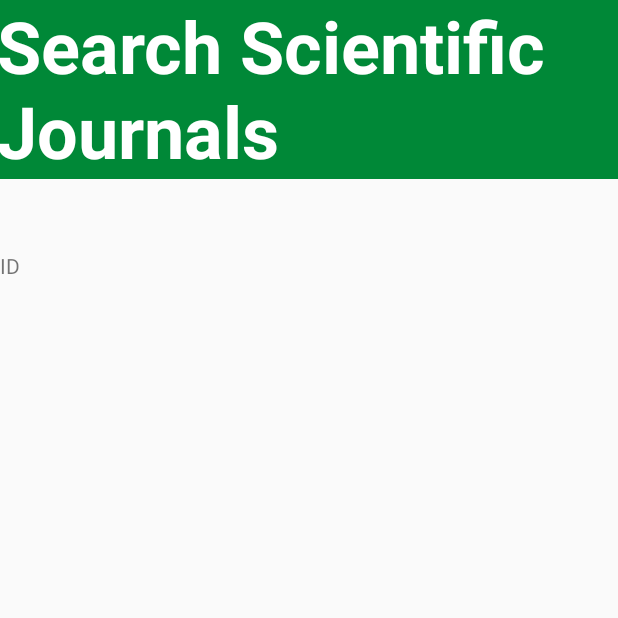
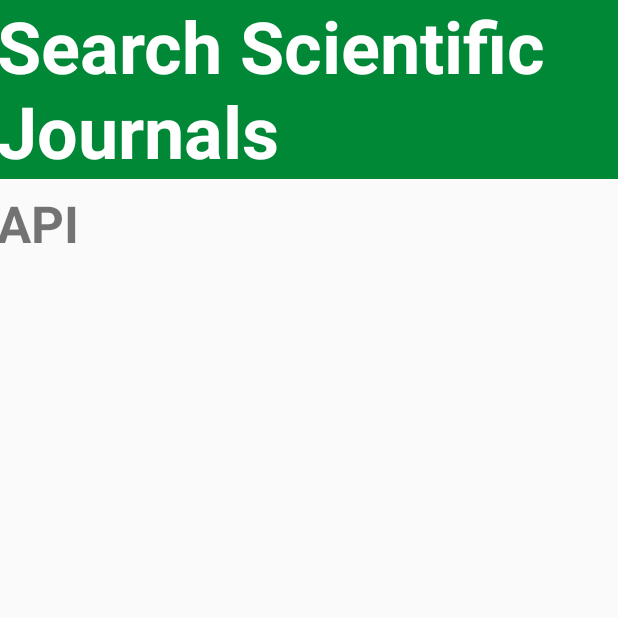
Before and after one commit to Faroukmn97/App_semana3, an Android app: the MainPage screen opened directly, with no data from a screen before it, on a phone screen of 412 x 824 dp, the top half of it. Run offline under Robolectric (Android 15) with nearby library versions, the phone set to English and light mode, and no system bars; network calls fail; 2 statements that could not run were skipped.

Commit message:
Nuevas modificaciones
Modificación visual de las page

```diff
--- a/app/src/main/java/com/example/fristapp/MainPage.java
+++ b/app/src/main/java/com/example/fristapp/MainPage.java
@@ -14,11 +14,13 @@ public class MainPage extends AppCompatActivity {
 
 
         //Localizar los controles
+        TextView txtApi = (TextView)findViewById(R.id.txtApi);
         TextView txtSaludo = (TextView)findViewById(R.id.lblSaludo);
         //Recuperamos la información pasada en el intent
         Bundle bundle = this.getIntent().getExtras();
 
+        txtApi.setText(bundle.getString("Api"));
         //Construimos el mensaje a mostrar
-         txtSaludo.setText(bundle.getString("NOMBRE"));
+         txtSaludo.setText(bundle.getString("Info"));
     }
 }
--- a/app/src/main/res/layout/activity_main_page.xml
+++ b/app/src/main/res/layout/activity_main_page.xml
@@ -26,11 +26,11 @@
 
     <ScrollView
         android:layout_width="match_parent"
-        android:layout_height="612dp"
+        android:layout_height="551dp"
         android:layout_alignParentStart="true"
         android:layout_alignParentTop="true"
         android:layout_marginStart="0dp"
-        android:layout_marginTop="119dp">
+        android:layout_marginTop="180dp">
 
         <LinearLayout
             android:layout_width="match_parent"
@@ -43,8 +43,22 @@
                 android:layout_height="match_parent"
                 android:layout_marginStart="0dp"
                 android:layout_marginTop="48dp"
-                android:text="@string/lbl_Nombre"
                 android:textAlignment="textStart" />
+
         </LinearLayout>
     </ScrollView>
+
+    <TextView
+        android:id="@+id/txtApi"
+        android:layout_width="wrap_content"
+        android:layout_height="57dp"
+        android:layout_alignParentStart="true"
+        android:layout_alignParentEnd="true"
+        android:layout_marginStart="-2dp"
+        android:layout_marginTop="126dp"
+        android:layout_marginEnd="2dp"
+        android:text="API"
+        android:textSize="34sp"
+        android:textStyle="bold" />
+
 </RelativeLayout>
--- a/app/src/main/res/values/strings.xml
+++ b/app/src/main/res/values/strings.xml
@@ -2,5 +2,5 @@
     <string name="app_name">FristApp</string>
     <string name="btn_enviar1">Send RETROFIT</string>
     <string name="btn_enviar2">Send VOLLER</string>
-    <string name="lbl_Nombre">ID</string>
+    <string name="lbl_id">ID:</string>
 </resources>
```
Also changed, not shown: app/src/main/java/com/example/fristapp/MainActivity.java (+5 -6 lines), app/src/main/res/layout/activity_main.xml (+6 -5 lines).
